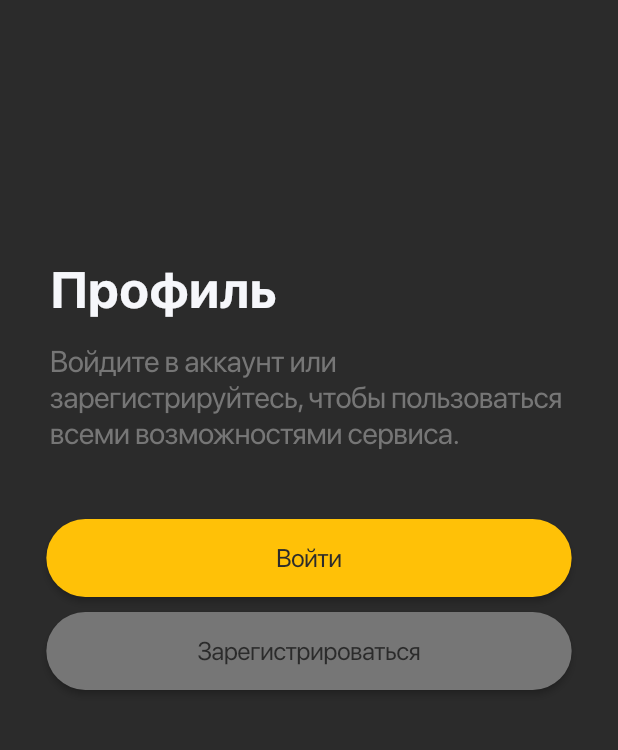
After one commit to eextjcxltuires/GoHookah-Network, a Flutter app: the AuthorizationPage screen opened directly, on a phone screen of 412 x 824 dp, the part 486-1236 px from its top. The commit adds this screen. Run offline on Flutter 3.47's test engine with Material 2 defaults, Android fonts, the phone set to English and light mode, and no system bars.

Commit message:
changed the structure of folders, and files.

```diff
--- /dev/null
+++ b/lib/ui/pages/authorization/components/logotype.dart
@@ -0,0 +1,21 @@
+import 'package:flutter/material.dart';
+
+class Logotype extends StatelessWidget {
+  const Logotype({Key? key}) : super(key: key);
+
+  @override
+  Widget build(BuildContext context) {
+    return Padding(
+      padding: const EdgeInsets.fromLTRB(25.0, 160.0, 16.0, 0),
+      child: Column(
+        crossAxisAlignment: CrossAxisAlignment.start,
+        children: <Widget>[
+          Align(
+            alignment: Alignment.center,
+            child: Image.asset('assets/images/logotype_1.png'),
+          ),
+        ],
+      ),
+    );
+  }
+}
--- /dev/null
+++ b/lib/ui/pages/authorization/components/lower_panel_description.dart
@@ -0,0 +1,78 @@
+import 'package:application/ui/widgets/button_widget.dart';
+import 'package:flutter/material.dart';
+
+class LowerPanelDescription extends StatelessWidget {
+  const LowerPanelDescription({Key? key}) : super(key: key);
+
+  @override
+  Widget build(BuildContext context) {
+    return Padding(
+      padding: const EdgeInsets.fromLTRB(0, 0, 0, 40.0),
+      child: Align(
+        alignment: Alignment.bottomCenter,
+        child: Column(
+          mainAxisAlignment: MainAxisAlignment.end,
+          children: <Widget>[
+            // Description: Title and Description Text.
+            const DescriptionText(),
+
+            // Button: Login.
+            ButtonWidget(
+              onPressed: () {},
+              color: const Color(0xFFFFC107),
+              title: 'Войти',
+            ),
+            const SizedBox(height: 10.0),
+
+            // Button: Sign Up.
+            ButtonWidget(
+              onPressed: () {},
+              color: const Color(0xFF767676),
+              title: 'Зарегистрироваться',
+            ),
+          ],
+        ),
+      ),
+    );
+  }
+}
+
+class DescriptionText extends StatelessWidget {
+  const DescriptionText({Key? key}) : super(key: key);
+
+  @override
+  Widget build(BuildContext context) {
+    return Column(
+      crossAxisAlignment: CrossAxisAlignment.start,
+      children: const <Widget>[
+        // Text: Title.
+        Text(
+          'Профиль',
+          textAlign: TextAlign.start,
+          style: TextStyle(
+            fontFamily: 'SFProDisplayBold',
+            color: Color(0xFFF6F7FB),
+            fontSize: 34.0,
+            fontWeight: FontWeight.w700,
+            letterSpacing: 0.27,
+          ),
+        ),
+        SizedBox(height: 15.0),
+
+        // Text: Description.
+        Text(
+          'Войдите в аккаунт или \nзарегистрируйтесь, чтобы пользоваться \nвсеми возможностями сервиса.',
+          textAlign: TextAlign.start,
+          style: TextStyle(
+            fontFamily: 'SFProDisplayRegular',
+            color: Color(0xFF767676),
+            fontSize: 20.0,
+            fontWeight: FontWeight.w400,
+            letterSpacing: -0.41,
+          ),
+        ),
+        SizedBox(height: 45.0),
+      ],
+    );
+  }
+}
```
Also changed, not shown: lib/ui/pages/authorization/authorization_page.dart (+6 -82 lines).
